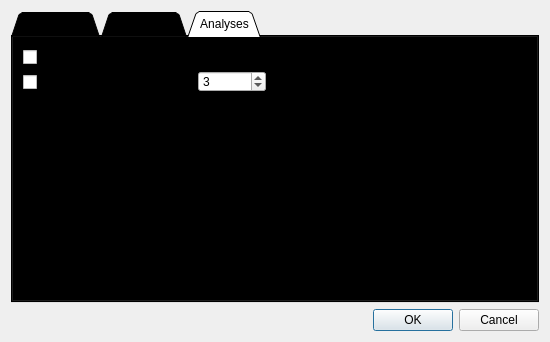
The window that JASP-Desktop/preferencesdialog.ui (jasp-stats/jasp-desktop) describes before a commit, drawn with Qt 5.
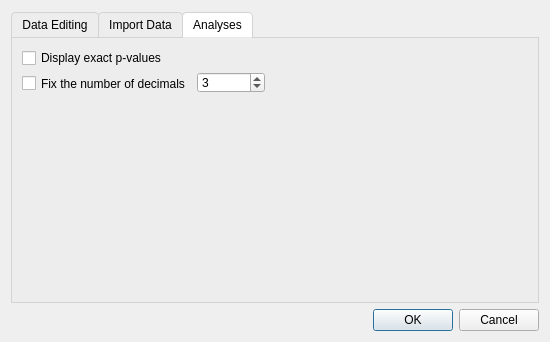
The same window after the commit. The open tabs and pages were chosen to show the change.

Commit message:
Improve layout preferences window
The tabs layout from the preferences window had a different and
unacceptable look on windows and ubuntu.

Patch:
```diff
--- a/JASP-Desktop/preferencesdialog.ui
+++ b/JASP-Desktop/preferencesdialog.ui
@@ -46,32 +46,101 @@
       <enum>Qt::NoFocus</enum>
      </property>
      <property name="styleSheet">
-      <string notr="true">QWidget#background {
-	border-bottom: 1px solid #919191;
-	background-color: qlineargradient(spread:pad, x1:0, y1:0, x2:0, y2:1, stop:0.7 #F0F0F0, stop:0.701 #E3E1E2);
+      <string notr="true">QTabWidget::pane {
+    border: 1px solid lightgray;
+    background: #EDEDED;
 }
-QTabWidget::tab-bar {
-left:0;
-background-color:transparant;
+
+QTabWidget::tab-bar:top {
+    top: 1px;
 }
-QTabWidget{
-background:transparant;
+
+QTabWidget::tab-bar:bottom {
+    bottom: 1px;
 }
-QStackedWidget#background{
-	background:transparant;
+
+QTabWidget::tab-bar:left {
+    right: 1px;
 }
-QTabWidget#background {
-	border-bottom: 1px solid #919191;
-	background-color: qlineargradient(spread:pad, x1:0, y1:0, x2:0, y2:1, stop:0.7 #F0F0F0, stop:0.701 #E3E1E2);
+
+QTabWidget::tab-bar:right {
+    left: 1px;
 }
 
+QTabBar::tab {
+    border: 1px solid lightgray;
+}
+
+QTabBar::tab:selected {
+    background: white;
+}
+
+QTabBar::tab:!selected {
+    background: #EDEDED;
+}
+
+QTabBar::tab:!selected:hover {
+    background: #3CAAE7;
+}
+
+QTabBar::tab:top, QTabBar::tab:bottom {
+    min-width: 8ex;
+    margin-right: -1px;
+    padding: 5px 10px 5px 10px;
+}
+
+QTabBar::tab:top:selected {
+    border-bottom-color: none;
+}
+
+QTabBar::tab:bottom:selected {
+    border-top-color: none;
+}
+
+QTabBar::tab:top:last, QTabBar::tab:bottom:last,
+QTabBar::tab:top:only-one, QTabBar::tab:bottom:only-one {
+    margin-right: 0;
+}
+
+QTabBar::tab:left:!selected {
+    margin-right: 3px;
+}
+
+QTabBar::tab:right:!selected {
+    margin-left: 3px;
+}
+
+QTabBar::tab:left, QTabBar::tab:right {
+    min-height: 8ex;
+    margin-bottom: -1px;
+    padding: 10px 5px 10px 5px;
+}
+
+QTabBar::tab:left:selected {
+    border-left-color: none;
+}
+
+QTabBar::tab:right:selected {
+    border-right-color: none;
+}
+
+QTabBar::tab:left:last, QTabBar::tab:right:last,
+QTabBar::tab:left:only-one, QTabBar::tab:right:only-one {
+    margin-bottom: 0;
+}
+
+QTabBar::tab
+{
+border-top-left-radius:4px;
+border-top-right-radius:4px;
+}
 </string>
      </property>
      <property name="tabPosition">
       <enum>QTabWidget::North</enum>
      </property>
      <property name="tabShape">
-      <enum>QTabWidget::Triangular</enum>
+      <enum>QTabWidget::Rounded</enum>
      </property>
      <property name="currentIndex">
       <number>2</number>
@@ -267,7 +336,7 @@
       <attribute name="title">
        <string>Analyses</string>
       </attribute>
-      <widget class="QWidget" name="">
+      <widget class="QWidget" name="layoutWidget">
        <property name="geometry">
         <rect>
          <x>10</x>
```
Left out of the diff: 7 changed lines with no effect on the pictures.
